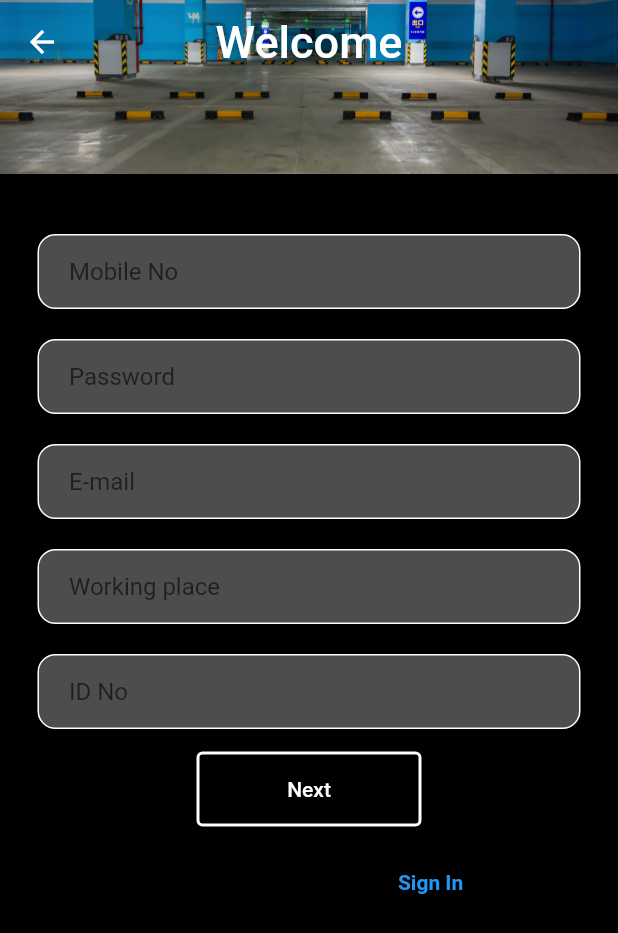
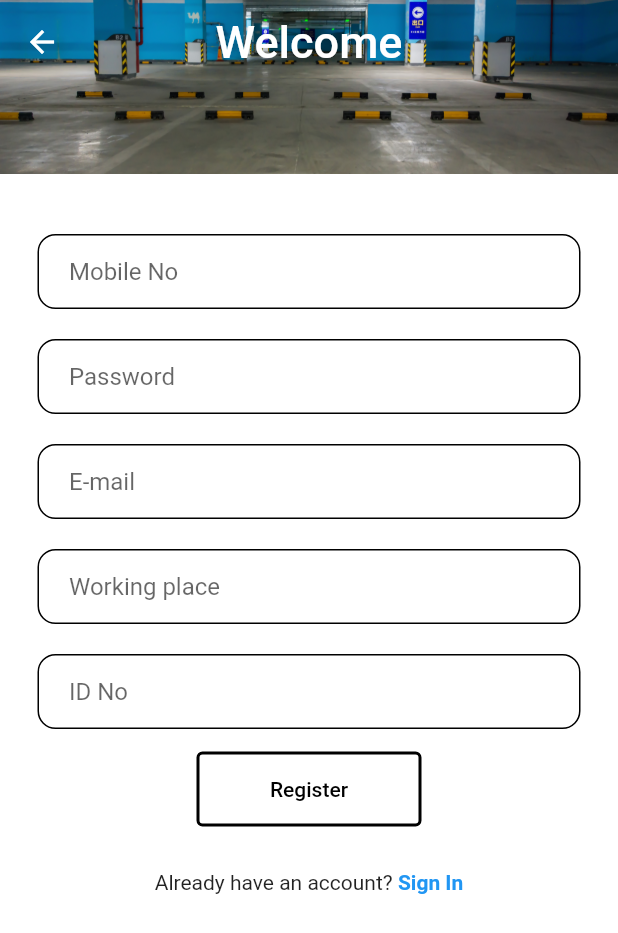
Before and after one commit to Avishkasj/Automobile-mobile-app, a Flutter app: the RegisterPage screen opened directly, on a phone screen of 412 x 824 dp. Shown: the top 933 px of the screen. Run offline on Flutter 3.47's test engine with Material 2 defaults, Android fonts, the phone set to English and light mode, and no system bars; our stand-ins replace cloud_firestore, firebase_auth, firebase_core; accounts and stored records are empty.

Commit message:
ui change

```diff
--- a/lib/register.dart
+++ b/lib/register.dart
@@ -58,7 +58,7 @@
           child: SizedBox(),
         ),
       ),
-      backgroundColor: Colors.black,
+      backgroundColor: Colors.white,
       body: PageView(
         controller: _pageController,
         onPageChanged: (index) {
@@ -85,7 +85,7 @@
               child: Container(
                 decoration: BoxDecoration(
                     color: Colors.white30,
-                    border: Border.all(color: Colors.white),
+                    border: Border.all(color: Colors.black),
                     borderRadius: BorderRadius.circular(12)),
                 child: Padding(
                   padding: const EdgeInsets.only(left: 20.0),
@@ -107,7 +107,7 @@
               child: Container(
                 decoration: BoxDecoration(
                     color: Colors.white30,
-                    border: Border.all(color: Colors.white),
+                    border: Border.all(color: Colors.black),
                     borderRadius: BorderRadius.circular(12)),
                 child: Padding(
                   padding: const EdgeInsets.only(left: 20.0),
@@ -129,7 +129,7 @@
               child: Container(
                 decoration: BoxDecoration(
                     color: Colors.white30,
-                    border: Border.all(color: Colors.white),
+                    border: Border.all(color: Colors.black),
                     borderRadius: BorderRadius.circular(12)),
                 child: Padding(
                   padding: const EdgeInsets.only(left: 20.0),
@@ -151,7 +151,7 @@
               child: Container(
                 decoration: BoxDecoration(
                     color: Colors.white30,
-                    border: Border.all(color: Colors.white),
+                    border: Border.all(color: Colors.black),
                     borderRadius: BorderRadius.circular(12)),
                 child: Padding(
                   padding: const EdgeInsets.only(left: 20.0),
@@ -173,7 +173,7 @@
               child: Container(
                 decoration: BoxDecoration(
                     color: Colors.white30,
-                    border: Border.all(color: Colors.white),
+                    border: Border.all(color: Colors.black),
                     borderRadius: BorderRadius.circular(12)),
                 child: Padding(
                   padding: const EdgeInsets.only(left: 20.0),
@@ -190,15 +190,15 @@
               padding: const EdgeInsets.all(15.0),
               child: OutlinedButton(
                 child: Text(
-                  "Next",
+                  "Register",
                   style: TextStyle(
-                    color: Colors.white,
+                    color: Colors.black,
                   ),
                 ),
                 style: OutlinedButton.styleFrom(
                   side: BorderSide(
                     width: 2.0, // set the border weight to 2.0
-                    color: Colors.white,
+                    color: Colors.black,
                   ),
                   fixedSize: Size(150, 50),
                 ),
@@ -252,7 +252,7 @@
               child: Container(
                 decoration: BoxDecoration(
                     color: Colors.white30,
-                    border: Border.all(color: Colors.white),
+                    border: Border.all(color: Colors.black),
                     borderRadius: BorderRadius.circular(12)),
                 child: Padding(
                   padding: const EdgeInsets.only(left: 20.0),
@@ -274,7 +274,7 @@
               child: Container(
                 decoration: BoxDecoration(
                     color: Colors.white30,
-                    border: Border.all(color: Colors.white),
+                    border: Border.all(color: Colors.black),
                     borderRadius: BorderRadius.circular(12)),
                 child: Padding(
                   padding: const EdgeInsets.only(left: 20.0),
@@ -296,7 +296,7 @@
               child: Container(
                 decoration: BoxDecoration(
                     color: Colors.white30,
-                    border: Border.all(color: Colors.white),
+                    border: Border.all(color: Colors.black),
                     borderRadius: BorderRadius.circular(12)),
                 child: Padding(
                   padding: const EdgeInsets.only(left: 20.0),
@@ -319,13 +319,13 @@
                 child: Text(
                   "Register",
                   style: TextStyle(
-                    color: Colors.white,
+                    color: Colors.black,
                   ),
                 ),
                 style: OutlinedButton.styleFrom(
                   side: BorderSide(
                     width: 2.0, // set the border weight to 2.0
-                    color: Colors.white,
+                    color: Colors.black,
                   ),
                   fixedSize: Size(150, 50),
                 ),
```
